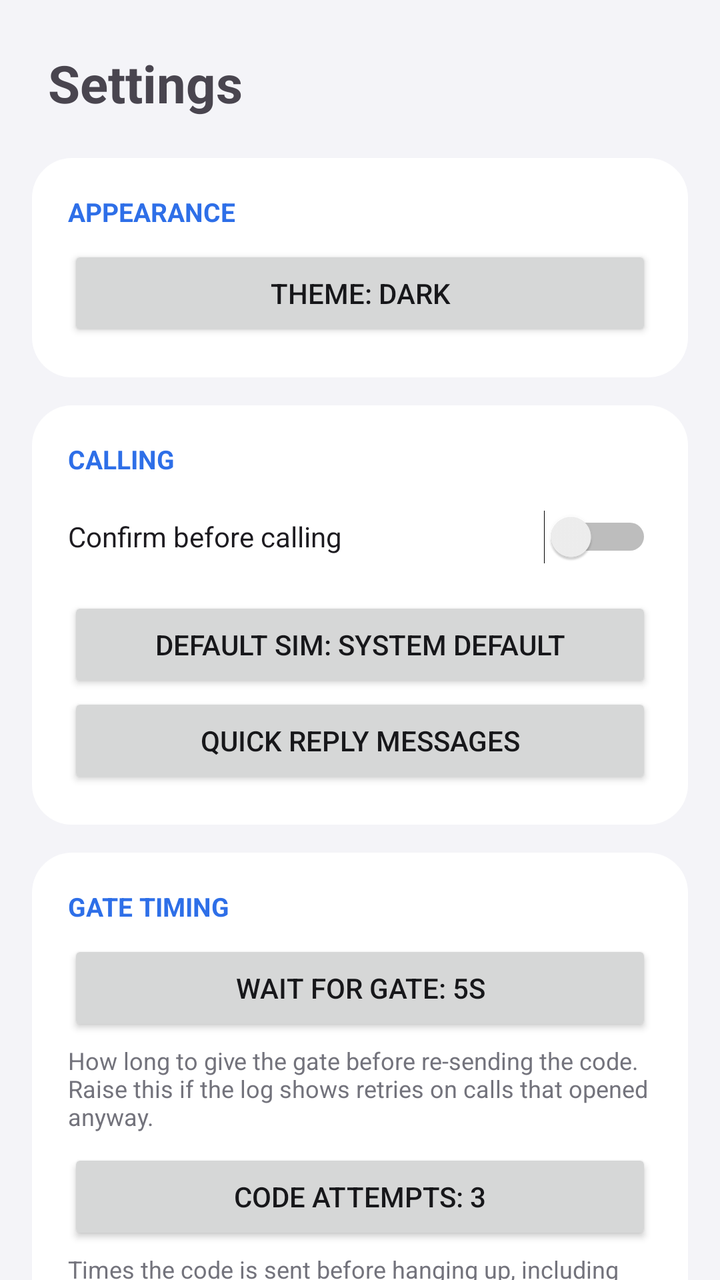
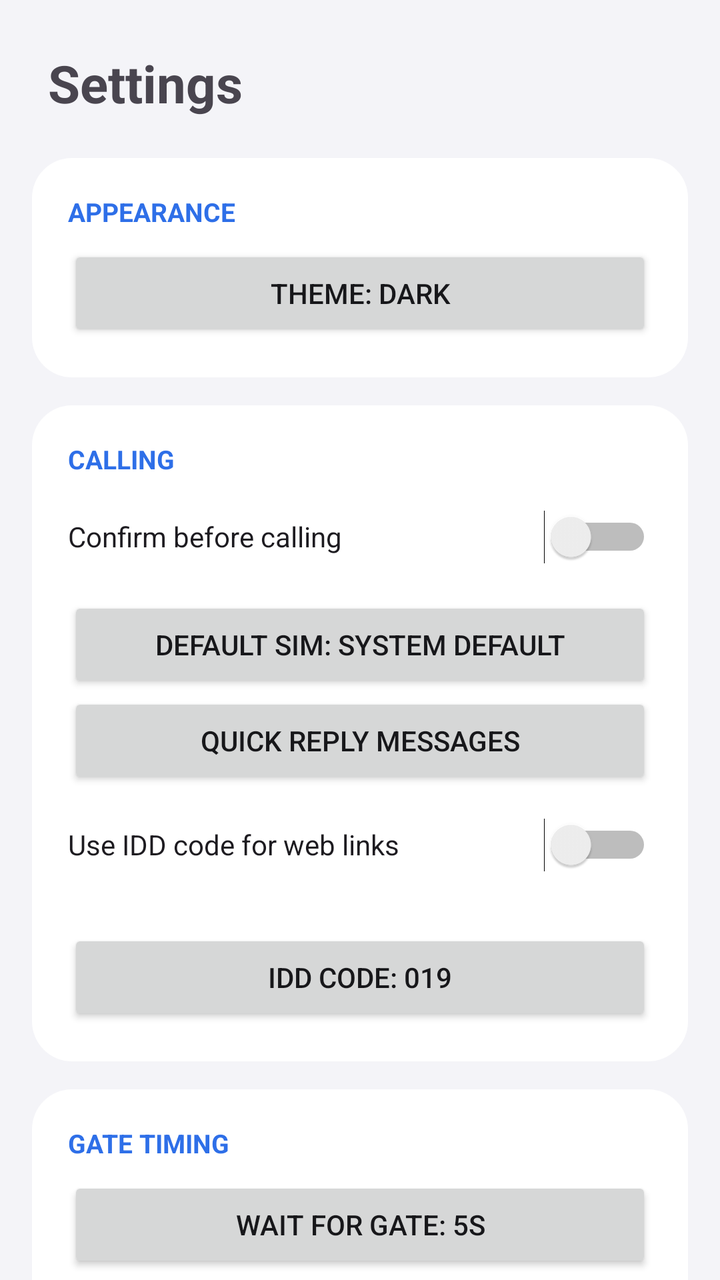

Compare the two renders of this Android layout. The source of the first and the diff that turns it into the second are given below.
<!-- AndroidManifest.xml: application theme Theme.CallAssist -->
<!-- res/layout/activity_settings.xml -->
<?xml version="1.0" encoding="utf-8"?>
<ScrollView xmlns:android="http://schemas.android.com/apk/res/android"
    android:layout_width="match_parent"
    android:layout_height="match_parent"
    android:scrollbars="none">

    <LinearLayout
        android:layout_width="match_parent"
        android:layout_height="wrap_content"
        android:orientation="vertical"
        android:paddingStart="16dp"
        android:paddingTop="24dp"
        android:paddingEnd="16dp"
        android:paddingBottom="24dp">

        <TextView
            android:layout_width="wrap_content"
            android:layout_height="wrap_content"
            android:layout_marginStart="8dp"
            android:text="Settings"
            android:textSize="26sp"
            android:textStyle="bold" />

        <LinearLayout
            android:layout_width="match_parent"
            android:layout_height="wrap_content"
            android:layout_marginTop="20dp"
            android:background="@drawable/bg_card"
            android:orientation="vertical"
            android:padding="18dp">

            <TextView
                style="@style/SectionTitle"
                android:layout_width="wrap_content"
                android:layout_height="wrap_content"
                android:text="APPEARANCE" />

            <Button
                android:id="@+id/btnTheme"
                android:layout_width="match_parent"
                android:layout_height="wrap_content"
                android:text="Theme: Dark" />
        </LinearLayout>

        <LinearLayout
            android:layout_width="match_parent"
            android:layout_height="wrap_content"
            android:layout_marginTop="14dp"
            android:background="@drawable/bg_card"
            android:orientation="vertical"
            android:padding="18dp">

            <TextView
                style="@style/SectionTitle"
                android:layout_width="wrap_content"
                android:layout_height="wrap_content"
                android:text="CALLING" />

            <Switch
                android:id="@+id/switchConfirm"
                android:layout_width="match_parent"
                android:layout_height="wrap_content"
                android:minHeight="44dp"
                android:text="Confirm before calling" />

            <Button
                android:id="@+id/btnSim"
                android:layout_width="match_parent"
                android:layout_height="wrap_content"
                android:layout_marginTop="8dp"
                android:text="Default SIM: System default" />

            <Button
                android:id="@+id/btnReplies"
                android:layout_width="match_parent"
                android:layout_height="wrap_content"
                android:text="Quick reply messages" />
        </LinearLayout>

        <LinearLayout
            android:layout_width="match_parent"
            android:layout_height="wrap_content"
            android:layout_marginTop="14dp"
            android:background="@drawable/bg_card"
            android:orientation="vertical"
            android:padding="18dp">

            <TextView
                style="@style/SectionTitle"
                android:layout_width="wrap_content"
                android:layout_height="wrap_content"
                android:text="GATE TIMING" />

            <Button
                android:id="@+id/btnRetryWait"
                android:layout_width="match_parent"
                android:layout_height="wrap_content"
                android:text="Wait for gate: 5s" />

            <TextView
                android:layout_width="match_parent"
                android:layout_height="wrap_content"
                android:layout_marginTop="4dp"
                android:text="How long to give the gate before re-sending the code. Raise this if the log shows retries on calls that opened anyway."
                android:textColor="@color/textSecondary"
                android:textSize="12sp" />

            <Button
                android:id="@+id/btnMaxAttempts"
                android:layout_width="match_parent"
                android:layout_height="wrap_content"
                android:layout_marginTop="8dp"
                android:text="Code attempts: 3" />

            <TextView
                android:layout_width="match_parent"
                android:layout_height="wrap_content"
                android:layout_marginTop="4dp"
                android:text="Times the code is sent before hanging up, including the first. The last attempt listens an extra 5s before giving up."
                android:textColor="@color/textSecondary"
                android:textSize="12sp" />
        </LinearLayout>

        <LinearLayout
            android:layout_width="match_parent"
            android:layout_height="wrap_content"
            android:layout_marginTop="14dp"
            android:background="@drawable/bg_card"
            android:orientation="vertical"
            android:padding="18dp">

            <TextView
                style="@style/SectionTitle"
                android:layout_width="wrap_content"
                android:layout_height="wrap_content"
                android:text="SOUNDS AND HAPTICS" />

            <Switch
                android:id="@+id/switchTones"
                android:layout_width="match_parent"
                android:layout_height="wrap_content"
                android:minHeight="44dp"
                android:text="Dial pad tones" />

            <TextView
                android:layout_width="match_parent"
                android:layout_height="wrap_content"
                android:text="Tones are always silenced in vibrate and mute mode."
                android:textColor="@color/textSecondary"
                android:textSize="12sp" />

            <Switch
                android:id="@+id/switchHaptics"
                android:layout_width="match_parent"
                android:layout_height="wrap_content"
                android:layout_marginTop="6dp"
                android:minHeight="44dp"
                android:text="Dial pad vibration" />
        </LinearLayout>

        <LinearLayout
            android:layout_width="match_parent"
            android:layout_height="wrap_content"
            android:layout_marginTop="14dp"
            android:background="@drawable/bg_card"
            android:orientation="vertical"
            android:padding="18dp">

            <TextView
                style="@style/SectionTitle"
                android:layout_width="wrap_content"
                android:layout_height="wrap_content"
                android:text="CALL PROTECTION" />

            <Button
                android:id="@+id/btnBlocked"
                android:layout_width="match_parent"
                android:layout_height="wrap_content"
                android:text="Blocked numbers" />

            <TextView
                android:layout_width="match_parent"
                android:layout_height="wrap_content"
                android:layout_marginTop="4dp"
                android:text="Blocked callers are rejected system-wide by Android."
                android:textColor="@color/textSecondary"
                android:textSize="12sp" />
        </LinearLayout>

        <LinearLayout
            android:layout_width="match_parent"
            android:layout_height="wrap_content"
            android:layout_marginTop="14dp"
            android:background="@drawable/bg_card"
            android:orientation="vertical"
            android:padding="18dp">

            <TextView
                style="@style/SectionTitle"
                android:layout_width="wrap_content"
                android:layout_height="wrap_content"
                android:text="SYSTEM" />

            <Button
                android:id="@+id/btnBattery"
                android:layout_width="match_parent"
                android:layout_height="wrap_content"
                android:text="Disable battery optimization" />

            <TextView
                android:id="@+id/batteryHint"
                android:layout_width="match_parent"
                android:layout_height="wrap_content"
                android:layout_marginTop="4dp"
                android:text="Keeps Samsung's battery manager from ever interfering with gate automation."
                android:textColor="@color/textSecondary"
                android:textSize="12sp" />
        </LinearLayout>

        <TextView
            android:id="@+id/versionText"
            android:layout_width="match_parent"
            android:layout_height="wrap_content"
            android:layout_marginTop="20dp"
            android:gravity="center"
            android:textColor="@color/textSecondary"
            android:textSize="12sp" />
    </LinearLayout>
</ScrollView>
<!-- resources referenced by this layout -->
<resources>
  <color name="textSecondary">#73737C</color>
  <!-- drawable bg_card (drawable) -->
  <?xml version="1.0" encoding="utf-8"?>
  <shape xmlns:android="http://schemas.android.com/apk/res/android" android:shape="rectangle">
      <solid android:color="@color/card" />
      <corners android:radius="20dp" />
  </shape>
  <style name="SectionTitle">
          <item name="android:textSize">13sp</item>
          <item name="android:textStyle">bold</item>
          <item name="android:textColor">@color/accent</item>
          <item name="android:layout_marginBottom">8dp</item>
      </style>
  <color name="card">#FFFFFF</color>
  <color name="accent">#2E6FE8</color>
  <color name="bg">#F4F4F8</color>
  <color name="card2">#ECECF1</color>
  <color name="accentSoft">#DCE8FF</color>
  <color name="textPrimary">#17171A</color>
  <style name="AppButton" parent="Widget.Material3.Button">
          <item name="backgroundTint">@color/card2</item>
          <item name="android:textColor">@color/textPrimary</item>
          <item name="cornerRadius">24dp</item>
          <item name="android:textAllCaps">false</item>
          <item name="android:letterSpacing">0</item>
          <item name="android:textSize">15sp</item>
          <item name="android:insetTop">4dp</item>
          <item name="android:insetBottom">4dp</item>
      </style>
  <style name="GlassAlertDialog" parent="ThemeOverlay.Material3.MaterialAlertDialog">
          <item name="alertDialogStyle">@style/GlassAlertDialogStyle</item>
          <item name="materialAlertDialogTitleTextStyle">@style/GlassAlertTitle</item>
          <item name="buttonBarPositiveButtonStyle">@style/GlassAlertButton</item>
          <item name="buttonBarNegativeButtonStyle">@style/GlassAlertButton</item>
          <item name="buttonBarNeutralButtonStyle">@style/GlassAlertButton</item>
          <item name="android:backgroundDimAmount">0.55</item>
      </style>
  <style name="GlassAlertDialogStyle" parent="MaterialAlertDialog.Material3">
          <item name="shapeAppearanceOverlay">@style/GlassAlertShape</item>
          <item name="backgroundTint">@color/navBg</item>
      </style>
  <style name="GlassAlertTitle" parent="MaterialAlertDialog.Material3.Title.Text">
          <item name="android:textColor">@color/textPrimary</item>
          <item name="android:textSize">20sp</item>
          <item name="android:textStyle">bold</item>
      </style>
  <style name="GlassAlertButton" parent="Widget.Material3.Button.TextButton.Dialog">
          <item name="android:textColor">@color/accent</item>
          <item name="android:textAllCaps">false</item>
          <item name="android:textSize">16sp</item>
          <item name="android:letterSpacing">0</item>
      </style>
  <style name="GlassAlertShape">
          <item name="cornerFamily">rounded</item>
          <item name="cornerSize">30dp</item>
      </style>
  <color name="navBg">#F2F4F4F8</color>
  <!-- unchanged entries left out for length: 1 -->
</resources>

<!-- the commit's change to res/layout/activity_settings.xml (unified diff, before → after) -->
@@ -75,6 +75,28 @@
                 android:layout_width="match_parent"
                 android:layout_height="wrap_content"
                 android:text="Quick reply messages" />
+
+            <Switch
+                android:id="@+id/switchIdd"
+                android:layout_width="match_parent"
+                android:layout_height="wrap_content"
+                android:layout_marginTop="6dp"
+                android:minHeight="44dp"
+                android:text="Use IDD code for web links" />
+
+            <TextView
+                android:id="@+id/iddHint"
+                android:layout_width="match_parent"
+                android:layout_height="wrap_content"
+                android:textColor="@color/textSecondary"
+                android:textSize="12sp" />
+
+            <Button
+                android:id="@+id/btnIddCode"
+                android:layout_width="match_parent"
+                android:layout_height="wrap_content"
+                android:layout_marginTop="4dp"
+                android:text="IDD code: 019" />
         </LinearLayout>
 
         <LinearLayout
